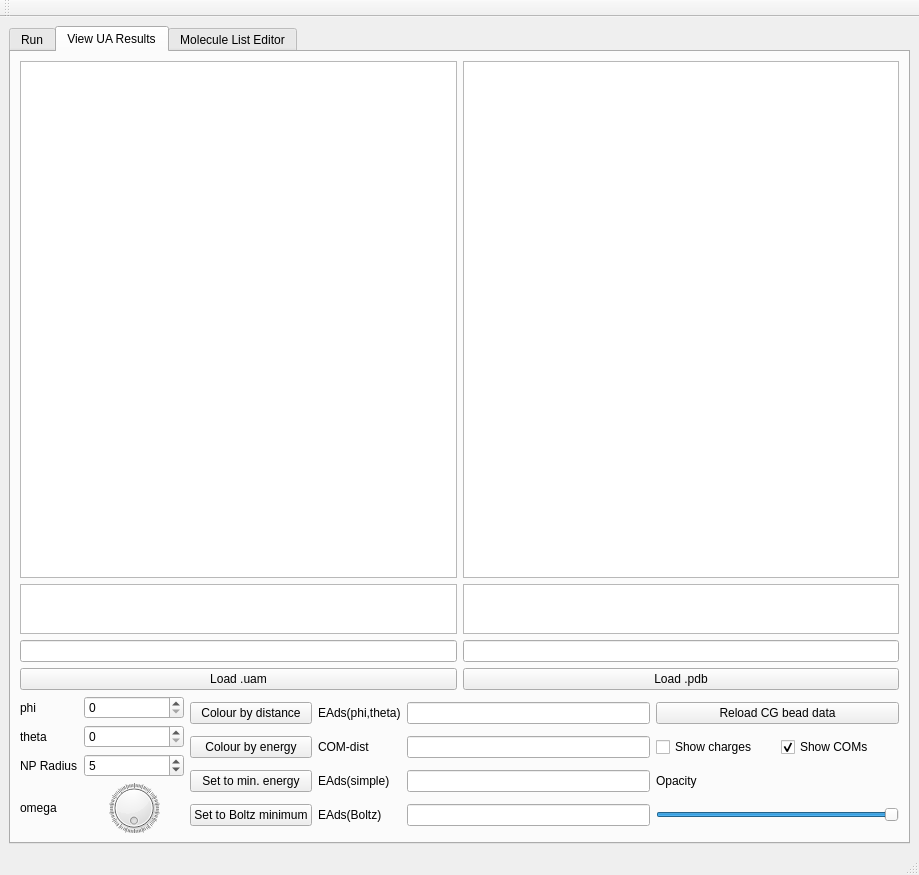
Qt form UAQuickRun/src/mainwindow.ui (ucd-softmatterlab/NPCoronaPredict) before a commit.
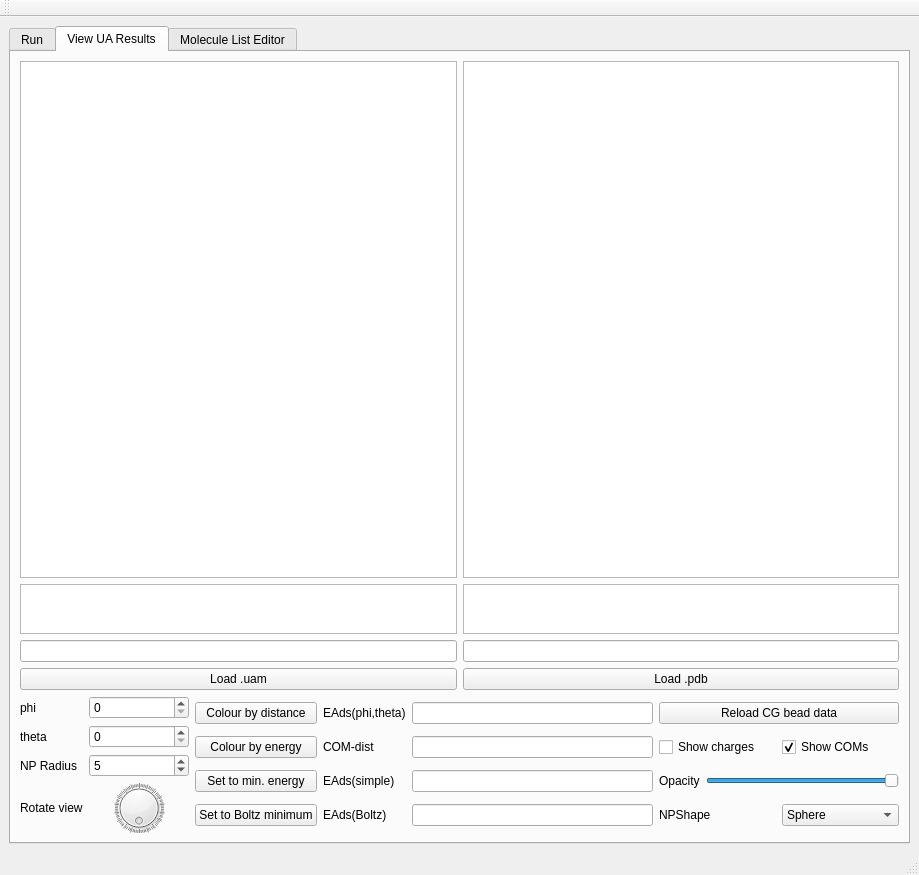
The same form after that commit.

Commit message: [update] UAQuickRun cylinder visualisation

What changed in the file:
```diff
--- a/UAQuickRun/src/mainwindow.ui
+++ b/UAQuickRun/src/mainwindow.ui
@@ -545,7 +545,7 @@
                 <item row="3" column="0">
                  <widget class="QLabel" name="label_10">
                   <property name="text">
-                   <string>omega</string>
+                   <string>Rotate view</string>
                   </property>
                  </widget>
                 </item>
@@ -570,29 +570,6 @@
                   </property>
                  </widget>
                 </item>
-                <item row="3" column="4">
-                 <widget class="QLabel" name="label_12">
-                  <property name="text">
-                   <string>Opacity</string>
-                  </property>
-                 </widget>
-                </item>
-                <item row="4" column="4">
-                 <widget class="QSlider" name="opacitySlider">
-                  <property name="maximum">
-                   <number>255</number>
-                  </property>
-                  <property name="singleStep">
-                   <number>1</number>
-                  </property>
-                  <property name="value">
-                   <number>255</number>
-                  </property>
-                  <property name="orientation">
-                   <enum>Qt::Horizontal</enum>
-                  </property>
-                 </widget>
-                </item>
                 <item row="3" column="2">
                  <widget class="QLabel" name="label_7">
                   <property name="text">
@@ -697,6 +674,58 @@
                   </item>
                  </layout>
                 </item>
+                <item row="3" column="4">
+                 <layout class="QHBoxLayout" name="horizontalLayout_18">
+                  <item>
+                   <widget class="QLabel" name="label_12">
+                    <property name="text">
+                     <string>Opacity</string>
+                    </property>
+                   </widget>
+                  </item>
+                  <item>
+                   <widget class="QSlider" name="opacitySlider">
+                    <property name="maximum">
+                     <number>255</number>
+                    </property>
+                    <property name="singleStep">
+                     <number>1</number>
+                    </property>
+                    <property name="value">
+                     <number>255</number>
+                    </property>
+                    <property name="orientation">
+                     <enum>Qt::Horizontal</enum>
+                    </property>
+                   </widget>
+                  </item>
+                 </layout>
+                </item>
+                <item row="4" column="4">
+                 <layout class="QHBoxLayout" name="horizontalLayout_19">
+                  <item>
+                   <widget class="QLabel" name="label_15">
+                    <property name="text">
+                     <string>NPShape</string>
+                    </property>
+                   </widget>
+                  </item>
+                  <item>
+                   <widget class="QComboBox" name="npShapeBox">
+                    <item>
+                     <property name="text">
+                      <string>Sphere</string>
+                     </property>
+                    </item>
+                    <item>
+                     <property name="text">
+                      <string>Cylinder</string>
+                     </property>
+                    </item>
+                   </widget>
+                  </item>
+                 </layout>
+                </item>
                </layout>
               </item>
              </layout>
```
The commit also changes 2 other files.
